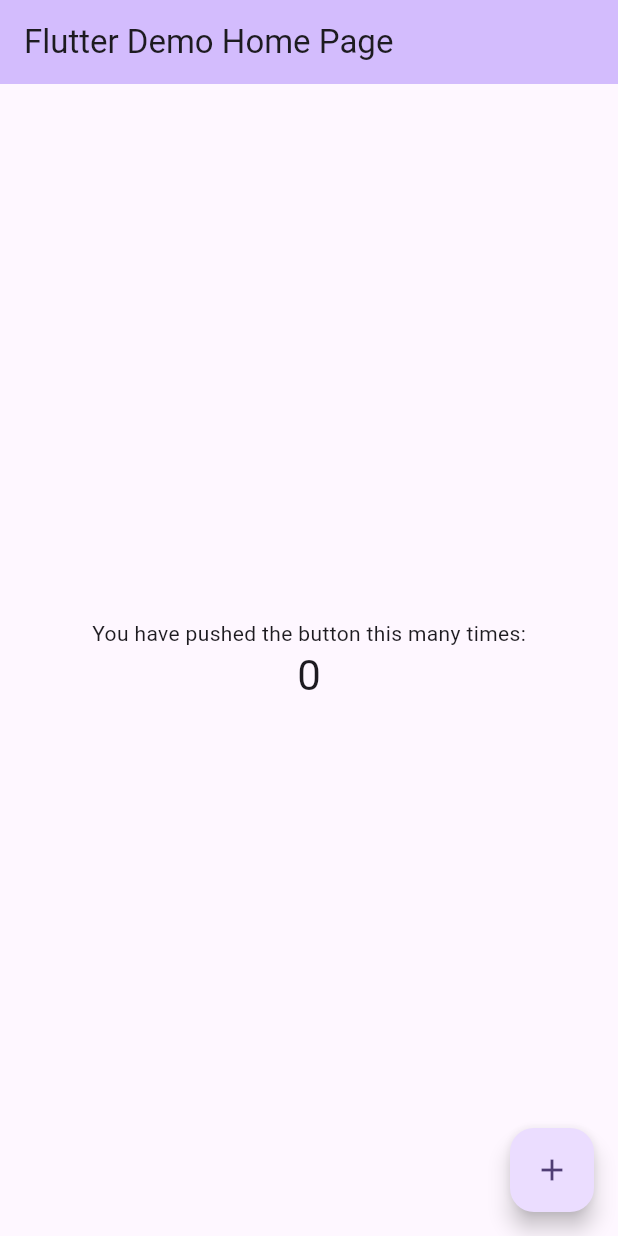
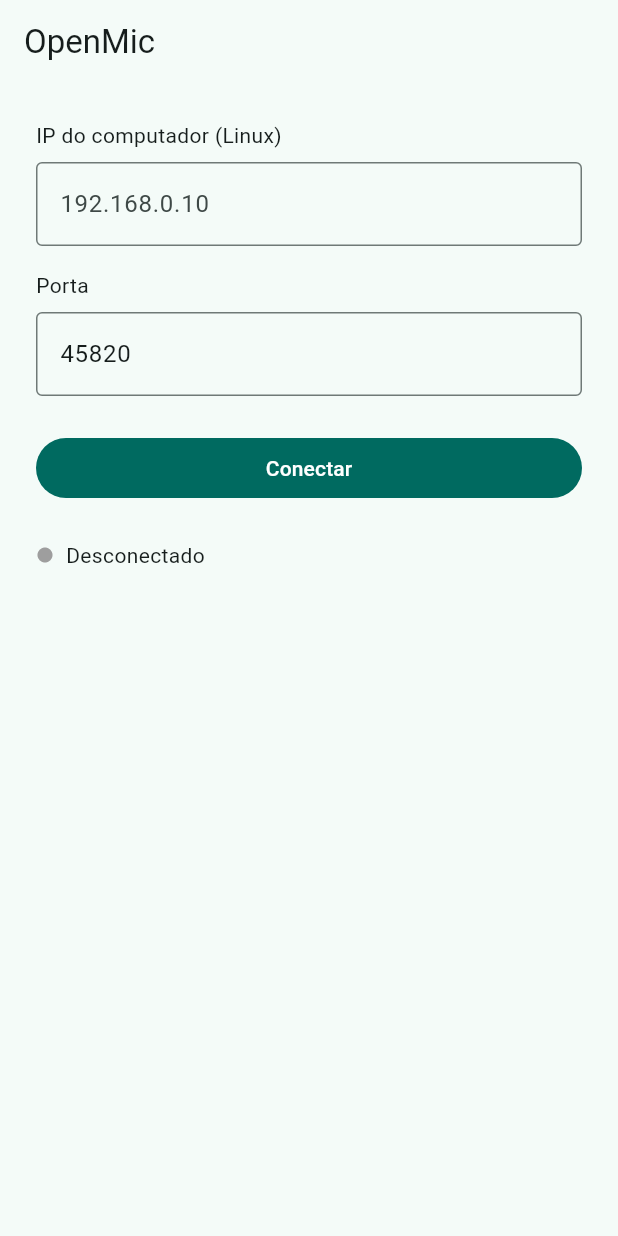
Before and after one commit to blackxzin/OpenMic, a Flutter app: the screen it shows after launch, on a phone screen of 412 x 824 dp. Run offline on Flutter 3.47's test engine with Material 3 defaults, Android fonts, the phone set to English and light mode, and no system bars; missing offline and left inert: record.

Commit message:
Add mobile connection screen and audio streaming
Connection screen with IP/port fields and connect/disconnect flow.
Uses the record package's PCM16 stream (AudioEncoder.pcm16bits) to
capture the microphone instead of hand-written native plugins, and
a Dart port of the desktop's UDP wire protocol to send HELLO/AUDIO/BYE
packets. Adds the required Android/iOS microphone and network
permissions, and bumps minSdk to 23 per record's requirements.

Co-Authored-By: Claude Sonnet 5 <noreply@anthropic.com>

```diff
--- a/mobile/lib/main.dart
+++ b/mobile/lib/main.dart
@@ -1,122 +1,221 @@
+import 'dart:async';
+import 'dart:io';
+import 'dart:typed_data';
+
 import 'package:flutter/material.dart';
+import 'package:record/record.dart';
+
+import 'protocol.dart';
 
 void main() {
-  runApp(const MyApp());
+  runApp(const OpenMicApp());
 }
 
-class MyApp extends StatelessWidget {
-  const MyApp({super.key});
+class OpenMicApp extends StatelessWidget {
+  const OpenMicApp({super.key});
 
-  // This widget is the root of your application.
   @override
   Widget build(BuildContext context) {
     return MaterialApp(
-      title: 'Flutter Demo',
-      theme: ThemeData(
-        // This is the theme of your application.
-        //
-        // TRY THIS: Try running your application with "flutter run". You'll see
-        // the application has a purple toolbar. Then, without quitting the app,
-        // try changing the seedColor in the colorScheme below to Colors.green
-        // and then invoke "hot reload" (save your changes or press the "hot
-        // reload" button in a Flutter-supported IDE, or press "r" if you used
-        // the command line to start the app).
-        //
-        // Notice that the counter didn't reset back to zero; the application
-        // state is not lost during the reload. To reset the state, use hot
-        // restart instead.
-        //
-        // This works for code too, not just values: Most code changes can be
-        // tested with just a hot reload.
-        colorScheme: .fromSeed(seedColor: Colors.deepPurple),
-      ),
-      home: const MyHomePage(title: 'Flutter Demo Home Page'),
+      title: 'OpenMic',
+      theme: ThemeData(colorSchemeSeed: Colors.teal, useMaterial3: true),
+      home: const ConnectionScreen(),
     );
   }
 }
 
-class MyHomePage extends StatefulWidget {
-  const MyHomePage({super.key, required this.title});
+enum ConnectionStatus { disconnected, connecting, streaming, error }
 
-  // This widget is the home page of your application. It is stateful, meaning
-  // that it has a State object (defined below) that contains fields that affect
-  // how it looks.
-
-  // This class is the configuration for the state. It holds the values (in this
-  // case the title) provided by the parent (in this case the App widget) and
-  // used by the build method of the State. Fields in a Widget subclass are
-  // always marked "final".
-
-  final String title;
+class ConnectionScreen extends StatefulWidget {
+  const ConnectionScreen({super.key});
 
   @override
-  State<MyHomePage> createState() => _MyHomePageState();
+  State<ConnectionScreen> createState() => _ConnectionScreenState();
 }
 
-class _MyHomePageState extends State<MyHomePage> {
-  int _counter = 0;
+class _ConnectionScreenState extends State<ConnectionScreen> {
+  final _ipController = TextEditingController();
+  final _portController = TextEditingController(text: '45820');
+  final _recorder = AudioRecorder();
 
-  void _incrementCounter() {
+  RawDatagramSocket? _socket;
+  StreamSubscription<Uint8List>? _audioSubscription;
+  InternetAddress? _serverAddress;
+  int _serverPort = 45820;
+  int _sequence = 0;
+
+  ConnectionStatus _status = ConnectionStatus.disconnected;
+  String? _errorMessage;
+
+  @override
+  void dispose() {
+    _disconnect();
+    _ipController.dispose();
+    _portController.dispose();
+    _recorder.dispose();
+    super.dispose();
+  }
+
+  Future<void> _connect() async {
+    final ip = _ipController.text.trim();
+    final port = int.tryParse(_portController.text.trim());
+    if (ip.isEmpty || port == null) {
+      setState(() {
+        _status = ConnectionStatus.error;
+        _errorMessage = 'Informe um IP e porta válidos';
+      });
+      return;
+    }
+
     setState(() {
-      // This call to setState tells the Flutter framework that something has
-      // changed in this State, which causes it to rerun the build method below
-      // so that the display can reflect the updated values. If we changed
-      // _counter without calling setState(), then the build method would not be
-      // called again, and so nothing would appear to happen.
-      _counter++;
+      _status = ConnectionStatus.connecting;
+      _errorMessage = null;
     });
+
+    if (!await _recorder.hasPermission()) {
+      setState(() {
+        _status = ConnectionStatus.error;
+        _errorMessage = 'Permissão de microfone negada';
+      });
+      return;
+    }
+
+    try {
+      _serverAddress = InternetAddress(ip);
+      _serverPort = port;
+      _socket = await RawDatagramSocket.bind(InternetAddress.anyIPv4, 0);
+
+      _socket!.send(
+        Protocol.packHello(_deviceName()),
+        _serverAddress!,
+        _serverPort,
+      );
+
+      final audioStream = await _recorder.startStream(
+        const RecordConfig(
+          encoder: AudioEncoder.pcm16bits,
+          sampleRate: Protocol.sampleRate,
+          numChannels: Protocol.channels,
+        ),
+      );
+
+      _sequence = 0;
+      _audioSubscription = audioStream.listen(_onAudioChunk);
+
+      setState(() {
+        _status = ConnectionStatus.streaming;
+      });
+    } catch (error) {
+      setState(() {
+        _status = ConnectionStatus.error;
+        _errorMessage = error.toString();
+      });
+      await _disconnect();
+    }
   }
+
+  void _onAudioChunk(Uint8List chunk) {
+    final socket = _socket;
+    final address = _serverAddress;
+    if (socket == null || address == null) return;
+    socket.send(Protocol.packAudio(_sequence, chunk), address, _serverPort);
+    _sequence = (_sequence + 1) & 0xFFFFFFFF;
+  }
+
+  Future<void> _disconnect() async {
+    await _audioSubscription?.cancel();
+    _audioSubscription = null;
+
+    if (await _recorder.isRecording()) {
+      await _recorder.stop();
+    }
+
+    if (_socket != null && _serverAddress != null) {
+      _socket!.send(Protocol.packBye(), _serverAddress!, _serverPort);
+    }
+    _socket?.close();
+    _socket = null;
+    _serverAddress = null;
+
+    if (mounted) {
+      setState(() {
+        _status = ConnectionStatus.disconnected;
+      });
+    }
+  }
+
+  String _deviceName() => Platform.isIOS ? 'iPhone' : 'Android';
 
   @override
   Widget build(BuildContext context) {
-    // This method is rerun every time setState is called, for instance as done
-    // by the _incrementCounter method above.
-    //
-    // The Flutter framework has been optimized to make rerunning build methods
-    // fast, so that you can just rebuild anything that needs updating rather
-    // than having to individually change instances of widgets.
+    final isBusy = _status == ConnectionStatus.connecting;
+    final isStreaming = _status == ConnectionStatus.streaming;
+
     return Scaffold(
-      appBar: AppBar(
-        // TRY THIS: Try changing the color here to a specific color (to
-        // Colors.amber, perhaps?) and trigger a hot reload to see the AppBar
-        // change color while the other colors stay the same.
-        backgroundColor: Theme.of(context).colorScheme.inversePrimary,
-        // Here we take the value from the MyHomePage object that was created by
-        // the App.build method, and use it to set our appbar title.
-        title: Text(widget.title),
-      ),
-      body: Center(
-        // Center is a layout widget. It takes a single child and positions it
-        // in the middle of the parent.
+      appBar: AppBar(title: const Text('OpenMic')),
+      body: Padding(
+        padding: const EdgeInsets.all(24),
         child: Column(
-          // Column is also a layout widget. It takes a list of children and
-          // arranges them vertically. By default, it sizes itself to fit its
-          // children horizontally, and tries to be as tall as its parent.
-          //
-          // Column has various properties to control how it sizes itself and
-          // how it positions its children. Here we use mainAxisAlignment to
-          // center the children vertically; the main axis here is the vertical
-          // axis because Columns are vertical (the cross axis would be
-          // horizontal).
-          //
-          // TRY THIS: Invoke "debug painting" (choose the "Toggle Debug Paint"
-          // action in the IDE, or press "p" in the console), to see the
-          // wireframe for each widget.
-          mainAxisAlignment: .center,
+          crossAxisAlignment: CrossAxisAlignment.stretch,
           children: [
-            const Text('You have pushed the button this many times:'),
-            Text(
-              '$_counter',
-              style: Theme.of(context).textTheme.headlineMedium,
+            const Text('IP do computador (Linux)'),
+            const SizedBox(height: 8),
+            TextField(
+              controller: _ipController,
+              enabled: !isStreaming && !isBusy,
+              keyboardType: TextInputType.number,
+              decoration: const InputDecoration(
+                border: OutlineInputBorder(),
+                hintText: '192.168.0.10',
+              ),
             ),
+            const SizedBox(height: 16),
+            const Text('Porta'),
+            const SizedBox(height: 8),
+            TextField(
+              controller: _portController,
+              enabled: !isStreaming && !isBusy,
+              keyboardType: TextInputType.number,
+              decoration: const InputDecoration(border: OutlineInputBorder()),
+            ),
+            const SizedBox(height: 24),
+            FilledButton(
+              onPressed: isBusy ? null : (isStreaming ? _disconnect : _connect),
+              child: Text(
+                isBusy
+                    ? 'Conectando...'
+                    : (isStreaming ? 'Desconectar' : 'Conectar'),
+              ),
+            ),
+            const SizedBox(height: 24),
+            _StatusBadge(status: _status, errorMessage: _errorMessage),
           ],
         ),
-      ),
-      floatingActionButton: FloatingActionButton(
-        onPressed: _incrementCounter,
-        tooltip: 'Increment',
-        child: const Icon(Icons.add),
       ),
     );
   }
 }
+
+class _StatusBadge extends StatelessWidget {
+  const _StatusBadge({required this.status, this.errorMessage});
+
+  final ConnectionStatus status;
+  final String? errorMessage;
+
+  @override
+  Widget build(BuildContext context) {
+    final (label, color) = switch (status) {
+      ConnectionStatus.disconnected => ('Desconectado', Colors.grey),
+      ConnectionStatus.connecting => ('Conectando...', Colors.orange),
+      ConnectionStatus.streaming => ('Transmitindo áudio', Colors.green),
+      ConnectionStatus.error => (errorMessage ?? 'Erro', Colors.red),
+    };
+    return Row(
+      children: [
+        Icon(Icons.circle, size: 12, color: color),
+        const SizedBox(width: 8),
+        Expanded(child: Text(label)),
+      ],
+    );
+  }
+}
--- /dev/null
+++ b/mobile/lib/protocol.dart
@@ -0,0 +1,33 @@
+import 'dart:convert';
+import 'dart:typed_data';
+
+/// Wire protocol shared with the desktop app. See desktop/openmic/protocol.py
+/// and docs/protocol.md for the full spec.
+class Protocol {
+  static const int hello = 0x01;
+  static const int audio = 0x02;
+  static const int bye = 0x03;
+
+  static const int sampleRate = 48000;
+  static const int channels = 1;
+
+  static Uint8List packHello(String deviceName) {
+    final nameBytes = utf8.encode(deviceName);
+    final packet = Uint8List(1 + nameBytes.length);
+    packet[0] = hello;
+    packet.setRange(1, packet.length, nameBytes);
+    return packet;
+  }
+
+  static Uint8List packAudio(int sequence, Uint8List pcm) {
+    final packet = Uint8List(5 + pcm.length);
+    packet[0] = audio;
+    packet.buffer.asByteData().setUint32(1, sequence, Endian.big);
+    packet.setRange(5, packet.length, pcm);
+    return packet;
+  }
+
+  static Uint8List packBye() {
+    return Uint8List.fromList([bye]);
+  }
+}
--- a/mobile/pubspec.yaml
+++ b/mobile/pubspec.yaml
@@ -34,6 +34,7 @@ dependencies:
   # The following adds the Cupertino Icons font to your application.
   # Use with the CupertinoIcons class for iOS style icons.
   cupertino_icons: ^1.0.8
+  record: ^7.1.1
 
 dev_dependencies:
   flutter_test:
```
Also changed, not shown: mobile/pubspec.lock, 4 other files.
